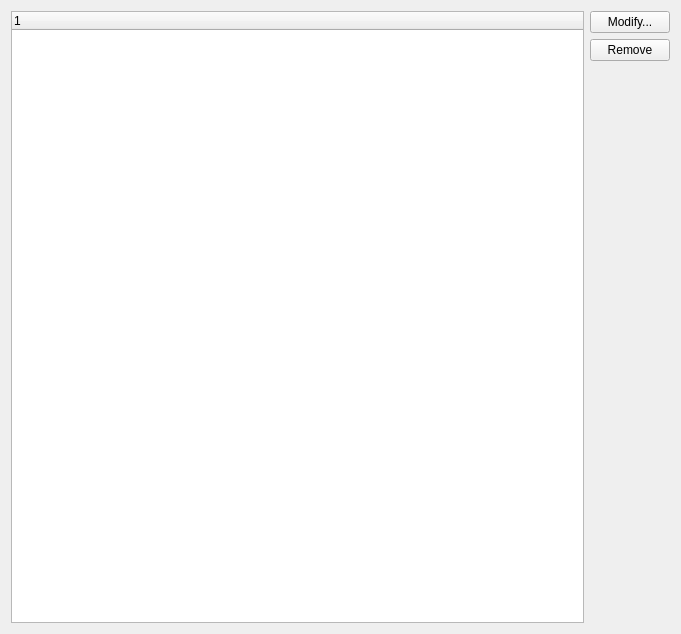
This is agents/sendlateragent/ui/sendlaterconfigurewidget.ui in KDE/kdepim as Qt 5 draws it before an edit. The edited form follows.
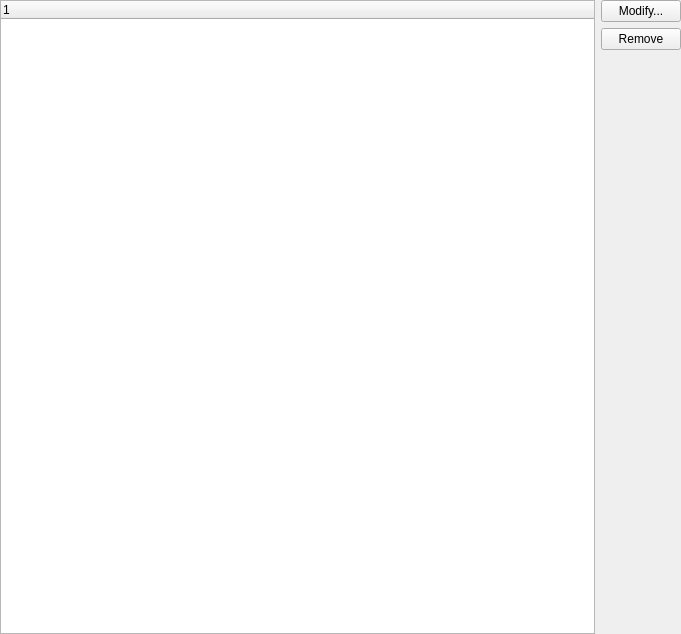
This is the edited form. Custom widgets are drawn as their Qt base class.

Commit message: Remove duplicate margin

```diff
--- a/agents/sendlateragent/ui/sendlaterconfigurewidget.ui
+++ b/agents/sendlateragent/ui/sendlaterconfigurewidget.ui
@@ -11,6 +11,18 @@
    </rect>
   </property>
   <layout class="QGridLayout" name="gridLayout">
+   <property name="leftMargin">
+    <number>0</number>
+   </property>
+   <property name="topMargin">
+    <number>0</number>
+   </property>
+   <property name="rightMargin">
+    <number>0</number>
+   </property>
+   <property name="bottomMargin">
+    <number>0</number>
+   </property>
    <item row="0" column="1">
     <layout class="QVBoxLayout" name="verticalLayout">
      <item>
```
The commit also changes 1 other file.
